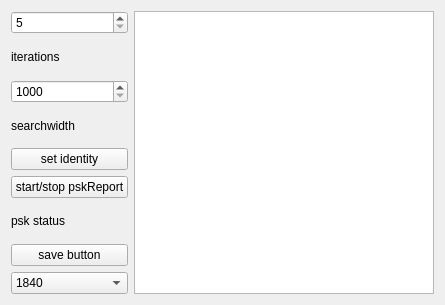
Above: decoders/ft8-decoder/ft8-decoder.ui from JvanKatwijk/swradio-8 before the change. Below: the same form after it.
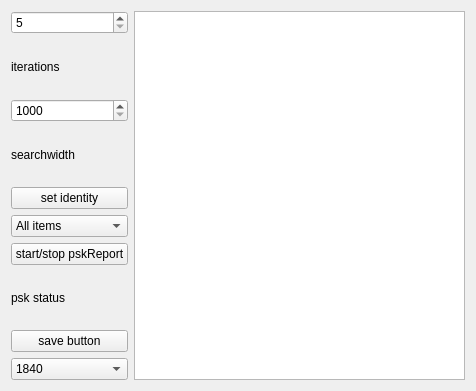
That is the form after the change.

What changed in the file:
```diff
--- a/decoders/ft8-decoder/ft8-decoder.ui
+++ b/decoders/ft8-decoder/ft8-decoder.ui
@@ -6,8 +6,8 @@
    <rect>
     <x>0</x>
     <y>0</y>
-    <width>445</width>
-    <height>305</height>
+    <width>476</width>
+    <height>391</height>
    </rect>
   </property>
   <property name="windowTitle">
@@ -66,6 +66,20 @@
        </property>
       </widget>
      </item>
+     <item>
+      <widget class="QComboBox" name="cq_selector">
+       <item>
+        <property name="text">
+         <string>All items</string>
+        </property>
+       </item>
+       <item>
+        <property name="text">
+         <string>cq only</string>
+        </property>
+       </item>
+      </widget>
+     </item>
      <item>
       <widget class="QPushButton" name="pskReporterButton">
        <property name="text">
```
